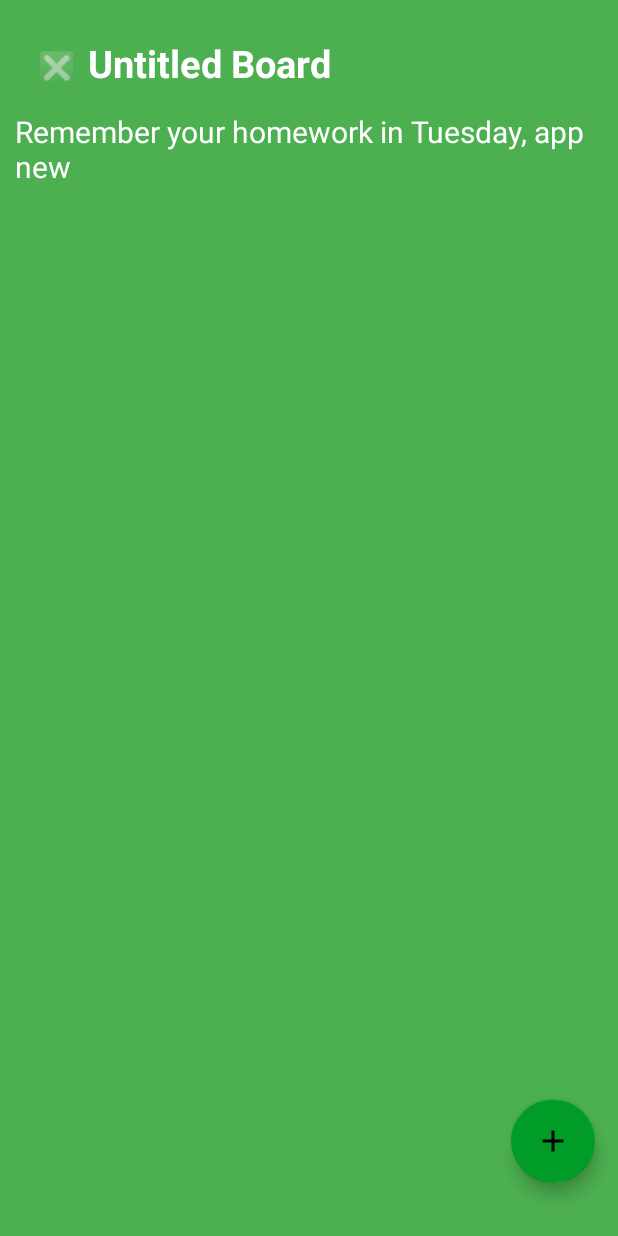
After one commit to alimbeker/planner, an Android app: the layout activity_table.xml on its own in the app's theme, with its tools: preview values and no code run, on a phone screen of 412 x 824 dp. The commit adds this screen. Run offline under Robolectric (Android 15) with nearby library versions, the phone set to English and light mode, and no system bars.

Commit message:
detail page

```diff
--- a/app/src/main/java/com/example/plannerproject/HomeFragment.kt
+++ b/app/src/main/java/com/example/plannerproject/HomeFragment.kt
@@ -1,6 +1,7 @@
 package com.example.plannerproject
 
 import SwipeToDelete
+import android.content.Intent
 import android.os.Bundle
 import android.util.Log
 import androidx.fragment.app.Fragment
@@ -40,7 +41,7 @@ class  HomeFragment : Fragment() {
         // Inflate the layout for this fragment
         val view = inflater.inflate(R.layout.fragment_home2, container, false)
         val link = view.findViewById<TextView>(R.id.table)
-        val binding:FragmentHome2Binding = FragmentHome2Binding.bind(view)
+        /*val binding:FragmentHome2Binding = FragmentHome2Binding.bind(view)*/
         //implement viewModel
         val application = requireNotNull(this.activity).application
         val dataSource = CardDatabase.getInstance(application)!!.cardDao()
@@ -57,7 +58,14 @@ class  HomeFragment : Fragment() {
             newAdapter.submitList(it)
             recyclerView.adapter=newAdapter
             recyclerView.layoutManager=LinearLayoutManager(this.context)
+            newAdapter.onItemClick = {
+                val intent = Intent(this.context, TableActivity::class.java)
+                intent.putExtra("cards", it)
+                startActivity(intent)
+            }
         }
+
+
 
         recyclerView.setHasFixedSize(true)
         val swipeToDelete = object :SwipeToDelete(){
@@ -72,7 +80,7 @@ class  HomeFragment : Fragment() {
         itemTouchHelper.attachToRecyclerView(recyclerView)
 
 
-       // search tab
+        // search tab
 //        val searchView = binding.searchView
         val searchView = view.findViewById<SearchView>(R.id.searchView)
         searchView.setOnQueryTextListener(object : SearchView.OnQueryTextListener {
--- /dev/null
+++ b/app/src/main/java/com/example/plannerproject/TableActivity.kt
@@ -0,0 +1,32 @@
+package com.example.plannerproject
+
+import android.content.Intent
+import androidx.appcompat.app.AppCompatActivity
+import android.os.Bundle
+import android.widget.TextView
+import androidx.navigation.fragment.findNavController
+import com.example.plannerproject.database.CardEntity
+
+class TableActivity : AppCompatActivity() {
+    override fun onCreate(savedInstanceState: Bundle?) {
+        super.onCreate(savedInstanceState)
+        setContentView(R.layout.activity_table)
+
+        val cards = intent.getParcelableExtra<CardEntity>("cards")
+        if(cards != null) {
+            val task: TextView = findViewById(R.id.list)
+            val cardText: TextView = findViewById(R.id.mText)
+            task.text = cards.task
+            cardText.text = cards.aboutTask
+        }
+        /*val view = inflater.inflate(R.layout.fragment_table, container, false)
+        val link = view.findViewById<TextView>(R.id.cross)
+        link.setOnClickListener{findNavController().navigate(R.id.action_tableFragment_to_homeFragment)}
+*/
+        val btn = findViewById<TextView>(R.id.cross)
+        btn.setOnClickListener {
+            val intent = Intent(applicationContext, MainActivity::class.java)
+            startActivity(intent)
+        }
+    }
+}
--- /dev/null
+++ b/app/src/main/res/layout/activity_table.xml
@@ -0,0 +1,73 @@
+<?xml version="1.0" encoding="utf-8"?>
+<RelativeLayout xmlns:android="http://schemas.android.com/apk/res/android"
+    xmlns:app="http://schemas.android.com/apk/res-auto"
+    xmlns:tools="http://schemas.android.com/tools"
+    android:layout_width="match_parent"
+    android:layout_height="match_parent"
+    android:background="#4CAF50"
+    tools:context=".TableActivity">
+    <LinearLayout
+        android:layout_width="match_parent"
+        android:layout_height="match_parent"
+        android:padding="10dp"
+        android:orientation="vertical">
+
+
+        <LinearLayout
+            android:layout_width="match_parent"
+            android:layout_height="wrap_content"
+            android:orientation="horizontal">
+
+            <TextView
+                android:id="@+id/cross"
+                android:layout_width="wrap_content"
+                android:layout_height="wrap_content"
+                android:orientation="vertical"
+                android:paddingLeft="15dp"
+                android:text="❎"
+                android:textSize="20sp" />
+
+            <TextView
+                android:id="@+id/list"
+                android:layout_width="wrap_content"
+                android:layout_height="wrap_content"
+                android:gravity="center_vertical"
+                android:minHeight="?android:attr/listPreferredItemHeight"
+                android:paddingLeft="8dip"
+                android:text="Untitled Board"
+                android:textAppearance="?android:attr/textAppearanceMedium"
+                android:textColor="#ffffff"
+                android:textSize="25sp"
+                android:textStyle="bold" />
+
+
+
+        </LinearLayout>
+
+        <TextView
+            android:id="@+id/mText"
+            android:layout_width="match_parent"
+            android:layout_height="wrap_content"
+            android:textColor="#ffffff"
+            android:text="Remember your homework in Tuesday, app new"
+            android:minHeight="?android:attr/listPreferredItemHeight"
+            android:textAppearance="?android:attr/textAppearanceMedium"
+            android:textSize="20sp">
+
+        </TextView>
+
+    </LinearLayout>
+
+    <com.google.android.material.floatingactionbutton.FloatingActionButton
+        android:id="@+id/addInfo"
+        android:layout_width="190dp"
+        android:layout_height="wrap_content"
+        android:layout_alignParentEnd="true"
+        android:layout_alignParentBottom="true"
+        android:layout_marginStart="15dp"
+        android:layout_marginTop="15dp"
+        android:layout_marginEnd="15dp"
+        android:layout_marginBottom="35dp"
+        android:src="@drawable/ic_add"
+        android:tint="@color/white" />
+</RelativeLayout>
```
